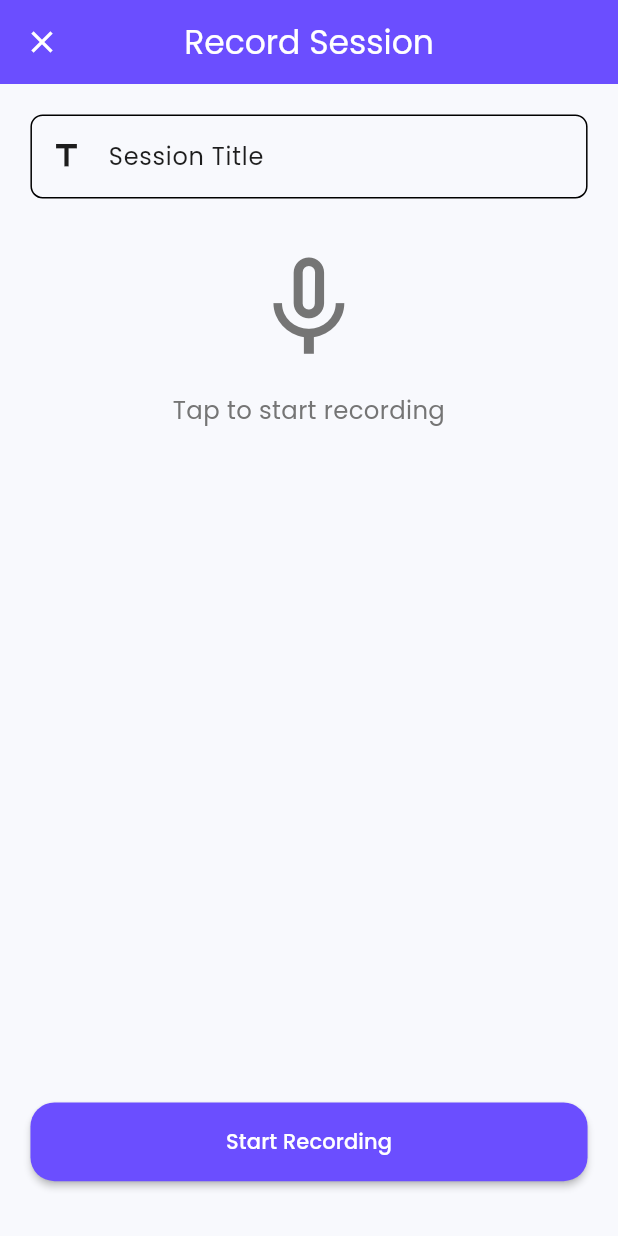
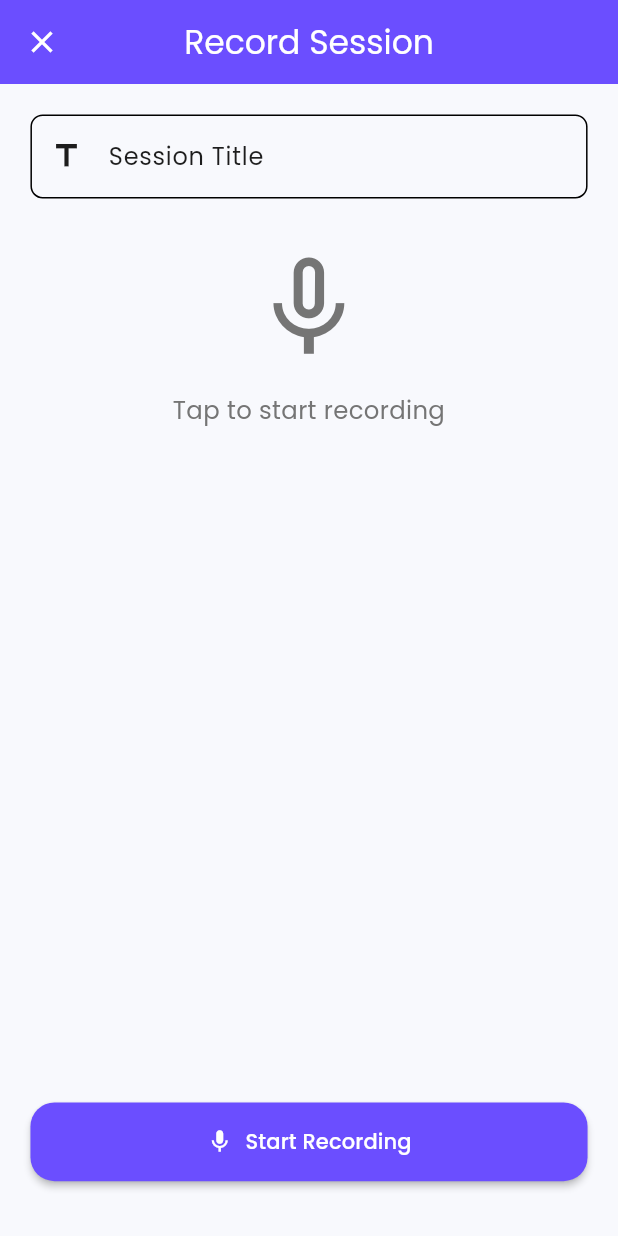
Before and after one commit to Soft-Radix/flutter_live_summarize_ai, a Flutter app: the RecordingView screen opened by its route, on a phone screen of 412 x 824 dp. Run offline on Flutter 3.47's test engine with Material 3 defaults, Android fonts, the light colour scheme and no system bars; our stand-ins replace flutter_screenutil, get, google_fonts, permission_handler, shared_preferences; missing offline and left inert: record; accounts and stored records are empty.

Commit message:
Enhance audio recording functionality with detailed debug logging. Added debug statements for permission checks, recording session management, and error handling in AudioProvider, SummaryRepository, and RecordingController. Improved UI button logic in RecordingView to reflect recording states accurately.

```diff
--- a/lib/presentation/views/recording/recording_view.dart
+++ b/lib/presentation/views/recording/recording_view.dart
@@ -312,61 +312,69 @@ class RecordingView extends GetView<RecordingController> {
 
   // Build the control buttons
   Widget _buildControlButtons() {
-    final summary = controller.summaryResponse.data;
+    return Obx(() {
+      final isRecording = controller.isRecording;
+      final status = controller.summaryResponse.data?.status;
 
-    // Show the view summary button if processing is complete
-    if (summary != null && summary.status == SummaryStatus.completed) {
-      return ElevatedButton(
+      if (isRecording) {
+        // Recording in progress - show stop button
+        return ElevatedButton.icon(
           onPressed: () {
-          Get.offAndToNamed('${Routes.SUMMARY}/${summary.id}');
+            debugPrint('DEBUG: User tapped stop recording button');
+            controller.stopRecording();
           },
+          icon: const Icon(Icons.stop),
+          label: const Text(AppStrings.stopRecording),
           style: ElevatedButton.styleFrom(
-          backgroundColor: Get.isDarkMode ? AppColors.primaryDark : AppColors.primaryLight,
-          padding: EdgeInsets.symmetric(vertical: 16.r),
+            backgroundColor: AppColors.recording,
+            padding: EdgeInsets.symmetric(vertical: 16.h),
           ),
-        child: const Text('View Summary'),
+        );
+      } else if (status == SummaryStatus.completed) {
+        // Recording completed - show view summary button
+        return ElevatedButton.icon(
+          onPressed: () {
+            debugPrint('DEBUG: User tapped view summary button');
+            final summaryId = controller.currentSummary?.id;
+            if (summaryId != null) {
+              Get.toNamed('${Routes.SUMMARY}/$summaryId');
+            }
+          },
+          icon: const Icon(Icons.visibility),
+          label: const Text('View Summary'),
+          style: ElevatedButton.styleFrom(
+            padding: EdgeInsets.symmetric(vertical: 16.h),
+          ),
+        );
+      } else if (status == SummaryStatus.processing || status == SummaryStatus.generating) {
+        // Processing in progress - show disabled button
+        return ElevatedButton.icon(
+          onPressed: null, // Disabled button
+          icon: const Icon(Icons.hourglass_top),
+          label: const Text(AppStrings.processingAudio),
+          style: ElevatedButton.styleFrom(
+            padding: EdgeInsets.symmetric(vertical: 16.h),
+          ),
+        );
+      } else {
+        // Ready to record - show start button
+        return ElevatedButton.icon(
+          onPressed: () {
+            debugPrint('DEBUG: User tapped start recording button');
+            // Get the title from the text field
+            final title = 'Meeting ${DateTime.now().toString().substring(0, 16)}';
+            if (title.isNotEmpty) {
+              controller.startRecording(title);
+            }
+          },
+          icon: const Icon(Icons.mic),
+          label: const Text(AppStrings.startRecording),
+          style: ElevatedButton.styleFrom(
+            padding: EdgeInsets.symmetric(vertical: 16.h),
+          ),
         );
       }
-
-    // Show stop button if recording
-    if (controller.isRecording) {
-      return ElevatedButton(
-        onPressed: () {
-          controller.stopRecording();
-        },
-        style: ElevatedButton.styleFrom(
-          backgroundColor: AppColors.error,
-          padding: EdgeInsets.symmetric(vertical: 16.r),
-        ),
-        child: const Text(AppStrings.stopRecording),
-      );
-    }
-
-    // Show start button if not recording and not in processing state
-    if (!controller.isRecording &&
-        summary?.status != SummaryStatus.processing &&
-        summary?.status != SummaryStatus.generating) {
-      return ElevatedButton(
-        onPressed: () {
-          final title = DateTime.now().toString(); // Default title
-          controller.startRecording(title);
-        },
-        style: ElevatedButton.styleFrom(
-          backgroundColor: Get.isDarkMode ? AppColors.primaryDark : AppColors.primaryLight,
-          padding: EdgeInsets.symmetric(vertical: 16.r),
-        ),
-        child: const Text(AppStrings.startRecording),
-      );
-    }
-
-    // Show disabled button when processing
-    return ElevatedButton(
-      onPressed: null,
-      style: ElevatedButton.styleFrom(
-        padding: EdgeInsets.symmetric(vertical: 16.r),
-      ),
-      child: const Text(AppStrings.processingAudio),
-    );
+    });
   }
 
   // Show a confirmation dialog when trying to exit during recording
```
Also changed, not shown: lib/data/providers/audio_provider.dart (+17 -4 lines), lib/data/repositories/summary_repository.dart (+15 -2 lines), lib/presentation/controllers/recording_controller.dart (+23 -2 lines). Lines whose indentation alone changed are shown as unchanged.
